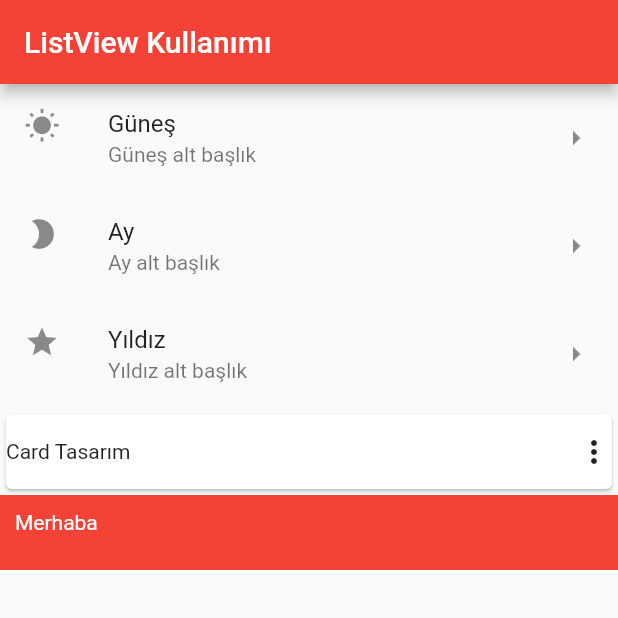
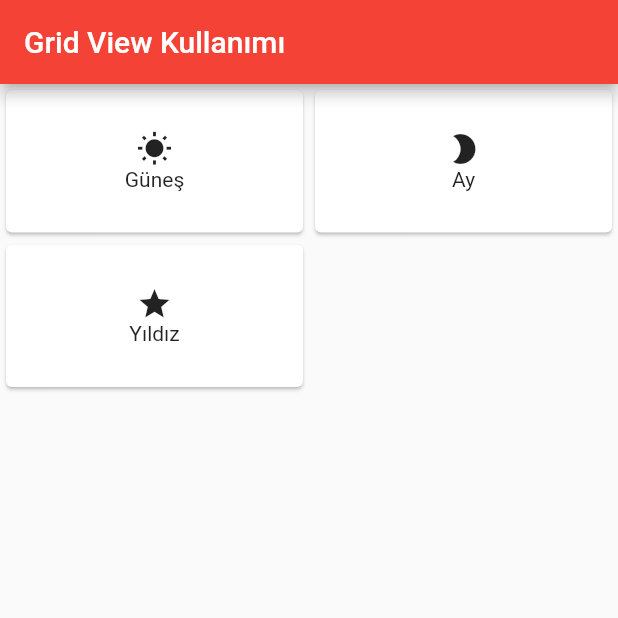
Before and after one commit to ahmtcylnn/flutter_begin, a Flutter app: the screen it shows after launch, on a phone screen of 412 x 824 dp, the top half of it. Run offline on Flutter 3.47's test engine with Material 2 defaults, Android fonts, the phone set to English and light mode, and no system bars.

Commit message:
Using Static Grid View

```diff
--- /dev/null
+++ b/lib/SbtGridViewKullanimi.dart
@@ -0,0 +1,60 @@
+import 'package:flutter/material.dart';
+
+class SbtGridViewKullanimi extends StatefulWidget {
+  const SbtGridViewKullanimi({super.key});
+
+  @override
+  State<SbtGridViewKullanimi> createState() => _SbtGridViewKullanimiState();
+}
+
+class _SbtGridViewKullanimiState extends State<SbtGridViewKullanimi> {
+  @override
+  Widget build(BuildContext context) {
+    return Scaffold(
+      appBar: AppBar(
+        title: const Text("Grid View Kullanımı"),
+      ),
+      body: GridView.count(
+        crossAxisCount: 2,
+        childAspectRatio: 2 / 1,
+        children: [
+          GestureDetector(
+            onTap: () {
+              print("Güneş Tıklandı");
+            },
+            child: Card(
+              child: Column(
+                mainAxisAlignment: MainAxisAlignment.center,
+                // ignore: prefer_const_literals_to_create_immutables
+                children: [
+                  const Icon(Icons.wb_sunny),
+                  const Text("Güneş"),
+                ],
+              ),
+            ),
+          ),
+          Card(
+            child: Column(
+              mainAxisAlignment: MainAxisAlignment.center,
+              // ignore: prefer_const_literals_to_create_immutables
+              children: [
+                const Icon(Icons.brightness_2),
+                const Text("Ay"),
+              ],
+            ),
+          ),
+          Card(
+            child: Column(
+              mainAxisAlignment: MainAxisAlignment.center,
+              // ignore: prefer_const_literals_to_create_immutables
+              children: [
+                const Icon(Icons.star),
+                const Text("Yıldız"),
+              ],
+            ),
+          ),
+        ],
+      ),
+    );
+  }
+}
--- a/lib/main.dart
+++ b/lib/main.dart
@@ -1,5 +1,5 @@
 import 'package:flutter/material.dart';
-import 'package:flutter_begin/SbtListViewKullanimi.dart';
+import 'package:flutter_begin/SbtGridViewKullanimi.dart';
 
 void main() {
   runApp(const MyApp());
@@ -16,7 +16,7 @@ class MyApp extends StatelessWidget {
       theme: ThemeData(
         primarySwatch: Colors.red,
       ),
-      home: const SbtListViewKullanimi(),
+      home: const SbtGridViewKullanimi(),
     );
   }
 }
```
